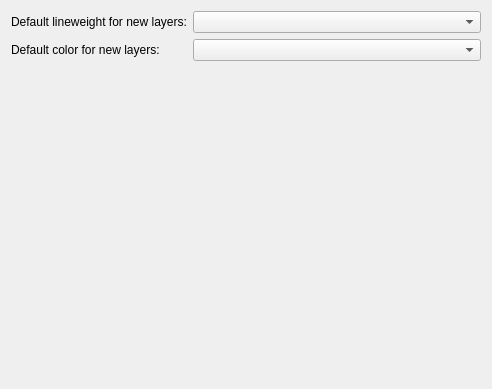
Above: scripts/Layer/AddLayer/PreferencesPage.ui from qcad/qcad before the change. Below: the same form after it.
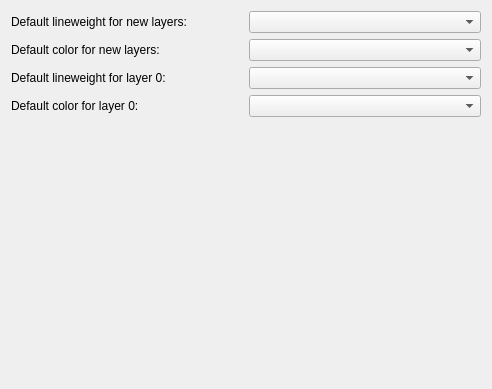
That is the form after the change. Custom widgets are drawn as their Qt base class.

Commit message: add preferences for default color / linetype of layer 0

Patch:
```diff
--- a/scripts/Layer/AddLayer/PreferencesPage.ui
+++ b/scripts/Layer/AddLayer/PreferencesPage.ui
@@ -12,23 +12,61 @@
   </property>
   <layout class="QVBoxLayout" name="verticalLayout">
    <item>
-    <layout class="QFormLayout" name="formLayout">
-     <item row="1" column="1">
+    <layout class="QGridLayout" name="gridLayout">
+     <item row="0" column="0">
+      <widget class="QLabel" name="label">
+       <property name="text">
+        <string>Default lineweight for new layers:</string>
+       </property>
+      </widget>
+     </item>
+     <item row="0" column="1">
       <widget class="RLineweightCombo" name="DefaultLineweight">
        <property name="onlyFixed" stdset="0">
         <bool>true</bool>
        </property>
       </widget>
      </item>
-     <item row="2" column="0">
+     <item row="1" column="0">
       <widget class="QLabel" name="label_2">
        <property name="text">
         <string>Default color for new layers:</string>
        </property>
       </widget>
      </item>
+     <item row="1" column="1">
+      <widget class="RColorCombo" name="DefaultColor">
+       <property name="onlyFixed" stdset="0">
+        <bool>true</bool>
+       </property>
+       <property name="blackWhite" stdset="0">
+        <bool>false</bool>
+       </property>
+      </widget>
+     </item>
+     <item row="2" column="0">
+      <widget class="QLabel" name="label_4">
+       <property name="text">
+        <string>Default lineweight for layer 0:</string>
+       </property>
+      </widget>
+     </item>
      <item row="2" column="1">
-      <widget class="RColorCombo" name="DefaultColor" native="true">
+      <widget class="RLineweightCombo" name="DefaultLineweightLayer0">
+       <property name="onlyFixed" stdset="0">
+        <bool>true</bool>
+       </property>
+      </widget>
+     </item>
+     <item row="3" column="0">
+      <widget class="QLabel" name="label_3">
+       <property name="text">
+        <string>Default color for layer 0:</string>
+       </property>
+      </widget>
+     </item>
+     <item row="3" column="1">
+      <widget class="RColorCombo" name="DefaultColorLayer0">
        <property name="onlyFixed" stdset="0">
         <bool>true</bool>
        </property>
@@ -37,13 +75,6 @@
        </property>
       </widget>
      </item>
-     <item row="1" column="0">
-      <widget class="QLabel" name="label">
-       <property name="text">
-        <string>Default lineweight for new layers:</string>
-       </property>
-      </widget>
-     </item>
     </layout>
    </item>
    <item>
@@ -62,16 +93,16 @@
   </layout>
  </widget>
  <customwidgets>
-  <customwidget>
-   <class>RLineweightCombo</class>
-   <extends>QComboBox</extends>
-   <header>RLineweightCombo.h</header>
-  </customwidget>
   <customwidget>
    <class>RColorCombo</class>
    <extends>QComboBox</extends>
    <header>RColorCombo.h</header>
   </customwidget>
+  <customwidget>
+   <class>RLineweightCombo</class>
+   <extends>QComboBox</extends>
+   <header>RLineweightCombo.h</header>
+  </customwidget>
  </customwidgets>
  <resources/>
  <connections/>
```
